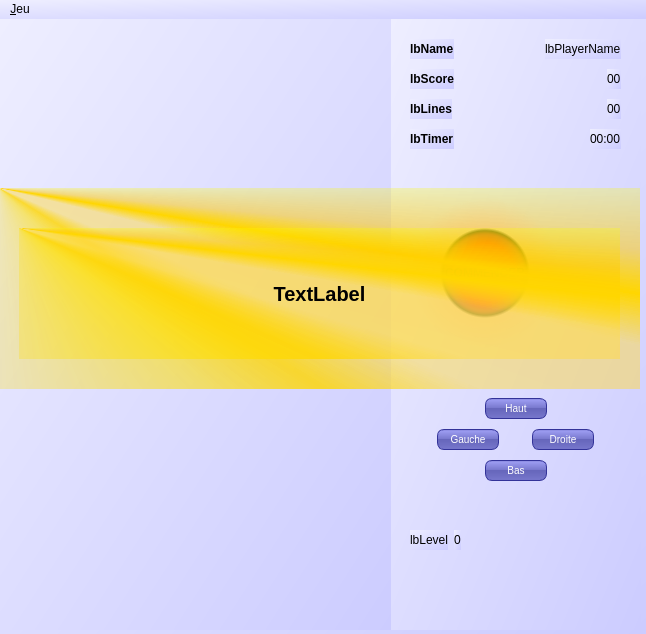
This is view/mwtetris.ui in g-jouret/projetTetris as Qt 5 draws it before an edit. The edited form follows.
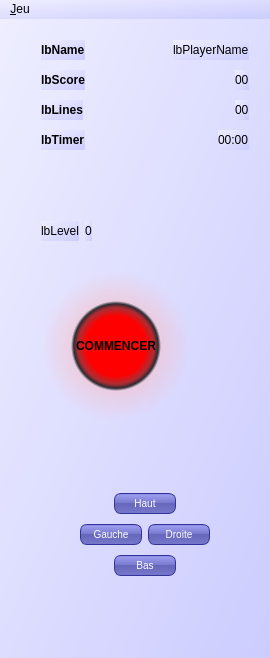
This is the edited form.

The edit to the form file:
```diff
--- a/view/mwtetris.ui
+++ b/view/mwtetris.ui
@@ -6,8 +6,8 @@
    <rect>
     <x>0</x>
     <y>0</y>
-    <width>646</width>
-    <height>634</height>
+    <width>270</width>
+    <height>658</height>
    </rect>
   </property>
   <property name="windowTitle">
@@ -26,33 +26,26 @@
    <property name="styleSheet">
     <string notr="true"/>
    </property>
-   <widget class="QWidget" name="layoutWidget">
-    <property name="geometry">
-     <rect>
-      <x>390</x>
-      <y>0</y>
-      <width>251</width>
-      <height>611</height>
-     </rect>
-    </property>
+   <layout class="QGridLayout" name="gridLayout">
+    <item row="0" column="1">
     <layout class="QVBoxLayout" name="infoBox">
      <property name="spacing">
       <number>10</number>
      </property>
      <property name="sizeConstraint">
-      <enum>QLayout::SetNoConstraint</enum>
+       <enum>QLayout::SetFixedSize</enum>
      </property>
      <property name="leftMargin">
-      <number>20</number>
+       <number>10</number>
      </property>
      <property name="topMargin">
-      <number>20</number>
+       <number>10</number>
      </property>
      <property name="rightMargin">
-      <number>20</number>
+       <number>10</number>
      </property>
      <property name="bottomMargin">
-      <number>20</number>
+       <number>10</number>
      </property>
      <item>
       <layout class="QHBoxLayout" name="horizontalLayout">
@@ -207,6 +200,55 @@
       </spacer>
      </item>
      <item>
+       <layout class="QHBoxLayout" name="horizontalLayout_8">
+        <item>
+         <widget class="QLabel" name="lbLevel">
+          <property name="enabled">
+           <bool>true</bool>
+          </property>
+          <property name="text">
+           <string>lbLevel</string>
+          </property>
+         </widget>
+        </item>
+        <item>
+         <widget class="QLabel" name="lbLevelGame">
+          <property name="text">
+           <string>0</string>
+          </property>
+         </widget>
+        </item>
+        <item>
+         <spacer name="horizontalSpacer_9">
+          <property name="orientation">
+           <enum>Qt::Horizontal</enum>
+          </property>
+          <property name="sizeHint" stdset="0">
+           <size>
+            <width>40</width>
+            <height>20</height>
+           </size>
+          </property>
+         </spacer>
+        </item>
+       </layout>
+      </item>
+      <item>
+       <layout class="QHBoxLayout" name="horizontalLayout_9">
+        <item>
+         <spacer name="horizontalSpacer_13">
+          <property name="orientation">
+           <enum>Qt::Horizontal</enum>
+          </property>
+          <property name="sizeHint" stdset="0">
+           <size>
+            <width>40</width>
+            <height>20</height>
+           </size>
+          </property>
+         </spacer>
+        </item>
+        <item>
       <layout class="QGridLayout" name="boardNext">
        <property name="sizeConstraint">
         <enum>QLayout::SetMinimumSize</enum>
@@ -217,6 +259,21 @@
       </layout>
      </item>
      <item>
+         <spacer name="horizontalSpacer_12">
+          <property name="orientation">
+           <enum>Qt::Horizontal</enum>
+          </property>
+          <property name="sizeHint" stdset="0">
+           <size>
+            <width>40</width>
+            <height>20</height>
+           </size>
+          </property>
+         </spacer>
+        </item>
+       </layout>
+      </item>
+      <item>
       <widget class="QPushButton" name="btnStart">
        <property name="styleSheet">
         <string notr="true">QPushButton {
@@ -323,6 +380,19 @@
      </item>
      <item>
       <layout class="QHBoxLayout" name="horizontalLayout_4">
+        <item>
+         <spacer name="horizontalSpacer_11">
+          <property name="orientation">
+           <enum>Qt::Horizontal</enum>
+          </property>
+          <property name="sizeHint" stdset="0">
+           <size>
+            <width>40</width>
+            <height>20</height>
+           </size>
+          </property>
+         </spacer>
+        </item>
        <item>
         <widget class="QPushButton" name="btnLeft">
          <property name="sizePolicy">
@@ -401,6 +471,19 @@
          </property>
         </widget>
        </item>
+        <item>
+         <spacer name="horizontalSpacer_10">
+          <property name="orientation">
+           <enum>Qt::Horizontal</enum>
+          </property>
+          <property name="sizeHint" stdset="0">
+           <size>
+            <width>40</width>
+            <height>20</height>
+           </size>
+          </property>
+         </spacer>
+        </item>
       </layout>
      </item>
      <item>
@@ -488,139 +571,38 @@
        </property>
       </spacer>
      </item>
-     <item>
-      <layout class="QHBoxLayout" name="horizontalLayout_8">
-       <item>
-        <widget class="QLabel" name="lbLevel">
-         <property name="enabled">
-          <bool>true</bool>
-         </property>
-         <property name="text">
-          <string>lbLevel</string>
-         </property>
-        </widget>
-       </item>
-       <item>
-        <widget class="QLabel" name="lbLevelGame">
-         <property name="text">
-          <string>0</string>
-         </property>
-        </widget>
-       </item>
-       <item>
-        <spacer name="horizontalSpacer_9">
-         <property name="orientation">
-          <enum>Qt::Horizontal</enum>
-         </property>
-         <property name="sizeHint" stdset="0">
-          <size>
-           <width>40</width>
-           <height>20</height>
-          </size>
-         </property>
-        </spacer>
-       </item>
-      </layout>
-     </item>
-     <item>
-      <spacer name="verticalSpacer_3">
-       <property name="orientation">
-        <enum>Qt::Vertical</enum>
-       </property>
-       <property name="sizeHint" stdset="0">
-        <size>
-         <width>20</width>
-         <height>60</height>
-        </size>
-       </property>
-      </spacer>
-     </item>
-    </layout>
-   </widget>
-   <widget class="QWidget" name="gridLayoutWidget">
-    <property name="geometry">
-     <rect>
-      <x>0</x>
-      <y>0</y>
-      <width>391</width>
-      <height>611</height>
-     </rect>
-    </property>
+     </layout>
+    </item>
+    <item row="0" column="0">
     <layout class="QGridLayout" name="boardGrid" rowminimumheight="0" columnminimumwidth="0">
      <property name="sizeConstraint">
-      <enum>QLayout::SetNoConstraint</enum>
+       <enum>QLayout::SetFixedSize</enum>
      </property>
      <property name="leftMargin">
-      <number>20</number>
+       <number>10</number>
      </property>
      <property name="topMargin">
-      <number>20</number>
+       <number>10</number>
      </property>
      <property name="rightMargin">
-      <number>20</number>
+       <number>10</number>
      </property>
      <property name="bottomMargin">
-      <number>20</number>
+       <number>10</number>
      </property>
      <property name="spacing">
       <number>3</number>
      </property>
     </layout>
-   </widget>
-   <widget class="QWidget" name="winWidget" native="true">
-    <property name="geometry">
-     <rect>
-      <x>-1</x>
-      <y>169</y>
-      <width>641</width>
-      <height>201</height>
-     </rect>
-    </property>
-    <property name="autoFillBackground">
-     <bool>false</bool>
-    </property>
-    <property name="styleSheet">
-     <string notr="true">QWidget{background-color: qconicalgradient(cx:0, cy:0, angle:135, stop:0 rgba(255, 176, 0, 69), stop:0.375 rgba(255, 223, 0, 69), stop:0.423533 rgba(255, 223, 0, 145), stop:0.45 rgba(255, 214, 0, 208), stop:0.477581 rgba(255, 219, 71, 130), stop:0.518717 rgba(255, 218, 71, 130), stop:0.547739 rgba(255, 214, 0, 255), stop:0.57754 rgba(255, 203, 0, 130), stop:0.625 rgba(251, 255, 0, 69), stop:1 rgba(255, 242, 0, 69));}</string>
-    </property>
-    <widget class="QLabel" name="lbEnd">
-     <property name="geometry">
-      <rect>
-       <x>20</x>
-       <y>40</y>
-       <width>601</width>
-       <height>131</height>
-      </rect>
-     </property>
-     <property name="styleSheet">
-      <string notr="true">QLabel{
-font-weight: bold;
-font-size: 20px;
-}</string>
-     </property>
-     <property name="text">
-      <string>TextLabel</string>
-     </property>
-     <property name="alignment">
-      <set>Qt::AlignCenter</set>
-     </property>
-    </widget>
-   </widget>
-   <zorder>layoutWidget</zorder>
-   <zorder>gridLayoutWidget</zorder>
-   <zorder>lbLevel</zorder>
-   <zorder>horizontalSpacer_9</zorder>
-   <zorder>lbLevelGame</zorder>
-   <zorder>horizontalSpacer_12</zorder>
-   <zorder>btnStart</zorder>
-   <zorder>horizontalSpacer_13</zorder>
-   <zorder>winWidget</zorder>
+    </item>
+   </layout>
   </widget>
   <widget class="QMenuBar" name="menuBar">
    <property name="geometry">
     <rect>
      <x>0</x>
      <y>0</y>
-     <width>646</width>
+     <width>270</width>
      <height>20</height>
     </rect>
    </property>
```
Left out of the diff: 2 changed lines with no effect on the pictures. Lines whose indentation alone changed are shown as unchanged.
